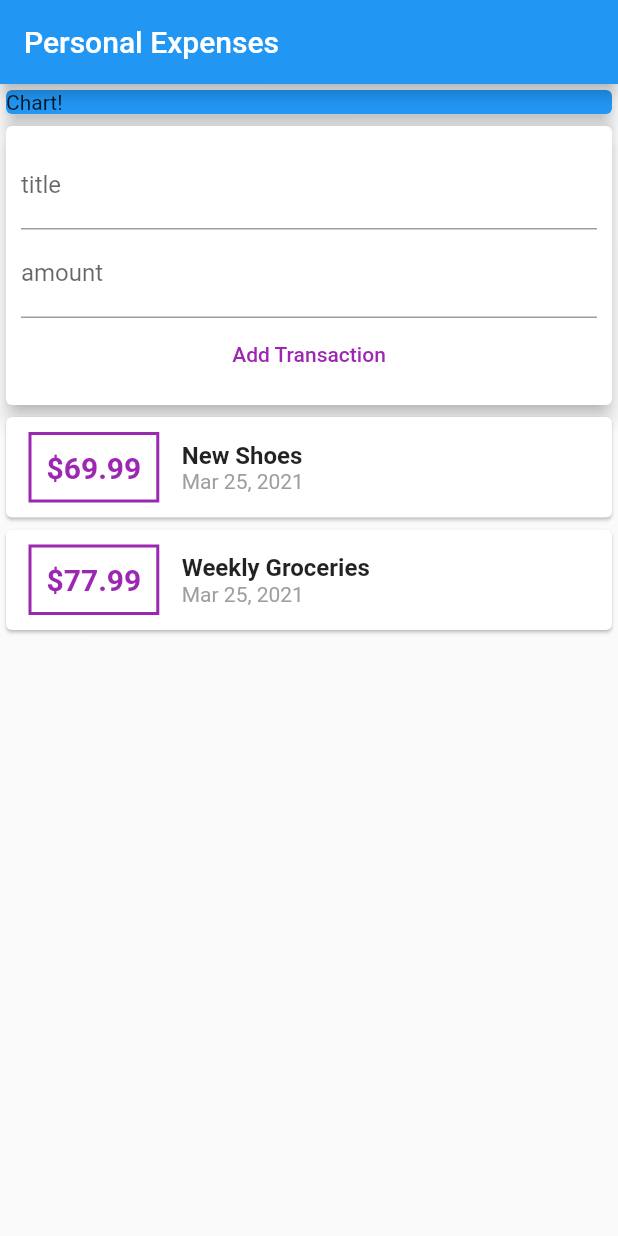
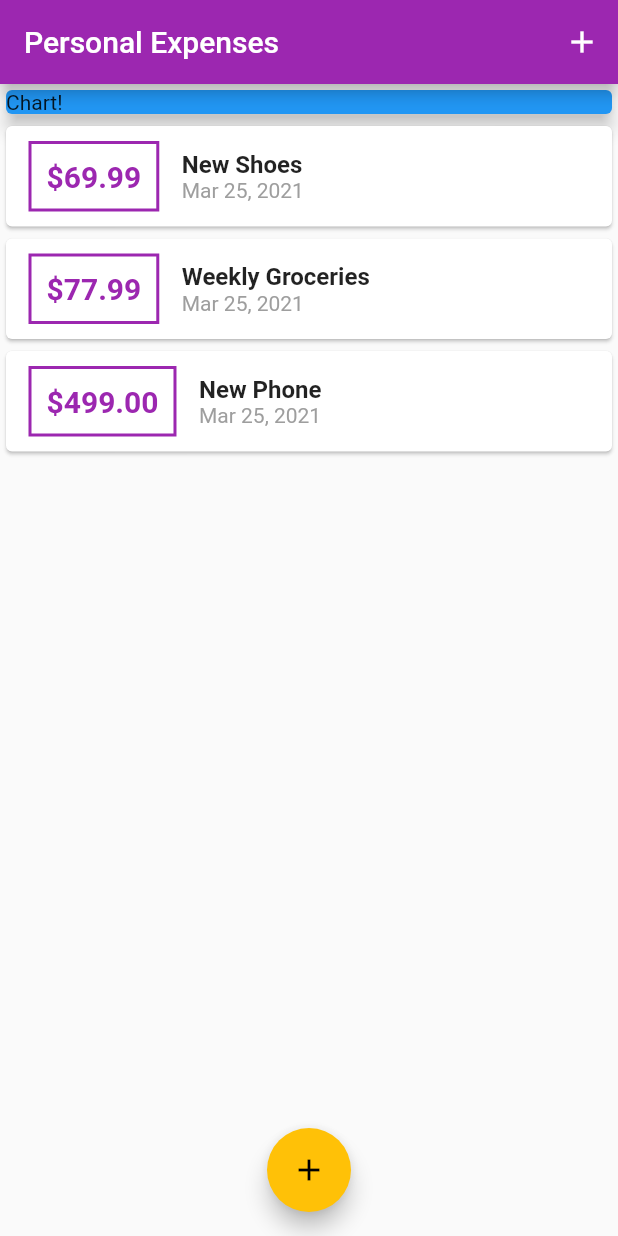
Before and after one commit to ZeSergey/personal_expenses, a Flutter app: the screen it shows after launch, on a phone screen of 412 x 824 dp. Run offline on Flutter 3.47's test engine with Material 2 defaults, Android fonts, the phone set to English and light mode, and no system bars.

Commit message:
floating Action Button

```diff
--- a/lib/main.dart
+++ b/lib/main.dart
@@ -1,6 +1,7 @@
 import 'package:flutter/material.dart';
-import 'package:personal_expenses/widgets/user_transations.dart';
-import './widgets/user_transations.dart';
+import './widgets/new_transaction.dart';
+import './widgets/transactions_list.dart';
+import './models/transactions.dart';
 
 void main() {
   runApp(MyApp());
@@ -10,9 +11,10 @@ class MyApp extends StatelessWidget {
   @override
   Widget build(BuildContext context) {
     return MaterialApp(
-      title: 'Flutter Demo',
+      title: 'Personal Expenses',
       theme: ThemeData(
-        primarySwatch: Colors.blue,
+        primarySwatch: Colors.purple,
+        accentColor: Colors.amber,
         visualDensity: VisualDensity.adaptivePlatformDensity,
       ),
       home: MyHomePage(),
@@ -20,12 +22,60 @@ class MyApp extends StatelessWidget {
   }
 }
 
-class MyHomePage extends StatelessWidget {
+class MyHomePage extends StatefulWidget {
+  @override
+  _MyHomePageState createState() => _MyHomePageState();
+}
+
+class _MyHomePageState extends State<MyHomePage> {
+  void startAddNewTransaction(BuildContext ctx) {
+    showModalBottomSheet(
+        context: ctx,
+        builder: (_) {
+          return GestureDetector(
+            child: NewTransaction(_addTransaction),
+            onTap: () {},
+            behavior: HitTestBehavior.opaque,
+          );
+        });
+  }
+
+  final List<Transaction> _userTransactions = [
+    Transaction(
+        id: 't1', title: 'New Shoes', amount: 69.99, date: DateTime.now()),
+    Transaction(
+        id: 't2',
+        title: 'Weekly Groceries',
+        amount: 77.99,
+        date: DateTime.now()),
+    Transaction(
+        id: 't3', title: 'New Phone', amount: 499.00, date: DateTime.now()),
+  ];
+
+  void _addTransaction(String txTitle, double txAmount) {
+    final newTransaction = Transaction(
+        id: DateTime.now().toString(),
+        title: txTitle,
+        amount: txAmount,
+        date: DateTime.now());
+
+    setState(() {
+      _userTransactions.add(newTransaction);
+    });
+  }
+
   @override
   Widget build(BuildContext context) {
     return Scaffold(
       appBar: AppBar(
         title: Text('Personal Expenses'),
+        actions: [
+          IconButton(
+              icon: Icon(Icons.add),
+              onPressed: () {
+                startAddNewTransaction(context);
+              })
+        ],
       ),
       body: Column(
         mainAxisAlignment: MainAxisAlignment.start,
@@ -38,8 +88,15 @@ class MyHomePage extends StatelessWidget {
               elevation: 5,
             ),
           ),
-          UserTransactions(),
+          TransactionsList(_userTransactions),
         ],
+      ),
+      floatingActionButtonLocation: FloatingActionButtonLocation.centerFloat,
+      floatingActionButton: FloatingActionButton(
+        child: Icon(Icons.add),
+        onPressed: () {
+          startAddNewTransaction(context);
+        },
       ),
     );
   }
--- a/lib/widgets/transactions_list.dart
+++ b/lib/widgets/transactions_list.dart
@@ -10,7 +10,7 @@ class TransactionsList extends StatelessWidget {
   @override
   Widget build(BuildContext context) {
     return Container(
-      height: 150,
+      height: 350,
       child: ListView.builder(
         itemCount: transactions.length,
         itemBuilder: (ctx, index) {
@@ -23,13 +23,14 @@ class TransactionsList extends StatelessWidget {
                     style: TextStyle(
                         fontWeight: FontWeight.bold,
                         fontSize: 20,
-                        color: Colors.purple),
+                        // color: Colors.purple
+                        color: Theme.of(context).primaryColor),
                   ),
                   margin: EdgeInsets.symmetric(vertical: 10, horizontal: 15.0),
                   padding: EdgeInsets.all(10.0),
                   decoration: BoxDecoration(
                       border: Border.all(
-                    color: Colors.purple,
+                    color: Theme.of(context).primaryColor,
                     width: 2,
                   )),
                 ),
--- a/lib/widgets/user_transations.dart
+++ /dev/null
@@ -1,45 +0,0 @@
-import 'package:flutter/material.dart';
-import 'transactions_list.dart';
-import 'new_transaction.dart';
-import '../models/transactions.dart';
-
-class UserTransactions extends StatefulWidget {
-  @override
-  _UserTransactionsState createState() => _UserTransactionsState();
-}
-
-class _UserTransactionsState extends State<UserTransactions> {
-  final List<Transaction> _userTransactions = [
-    Transaction(
-        id: 't1', title: 'New Shoes', amount: 69.99, date: DateTime.now()),
-    Transaction(
-        id: 't2',
-        title: 'Weekly Groceries',
-        amount: 77.99,
-        date: DateTime.now()),
-    Transaction(
-        id: 't3', title: 'New Phone', amount: 499.00, date: DateTime.now()),
-  ];
-
-  void _addTransaction(String txTitle, double txAmount) {
-    final newTransaction = Transaction(
-        id: DateTime.now().toString(),
-        title: txTitle,
-        amount: txAmount,
-        date: DateTime.now());
-
-    setState(() {
-      _userTransactions.add(newTransaction);
-    });
-  }
-
-  @override
-  Widget build(BuildContext context) {
-    return Column(
-      children: [
-        NewTransaction(_addTransaction),
-        TransactionsList(_userTransactions)
-      ],
-    );
-  }
-}
```
Also changed, not shown: lib/widgets/new_transaction.dart (+13 -3 lines).
